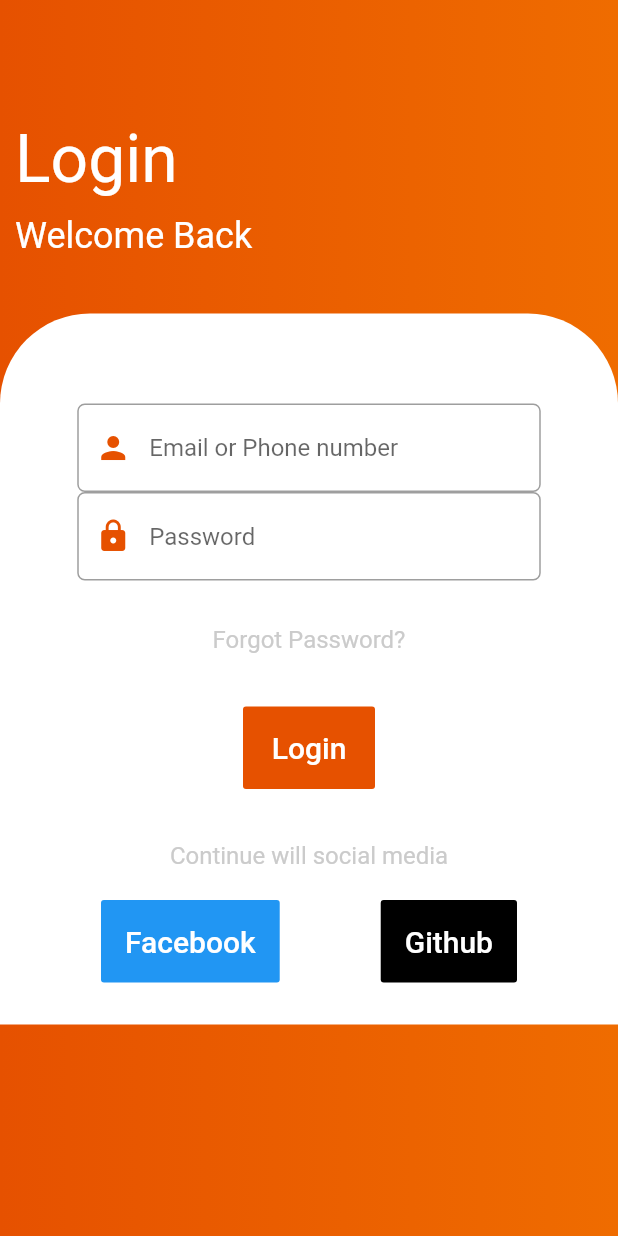
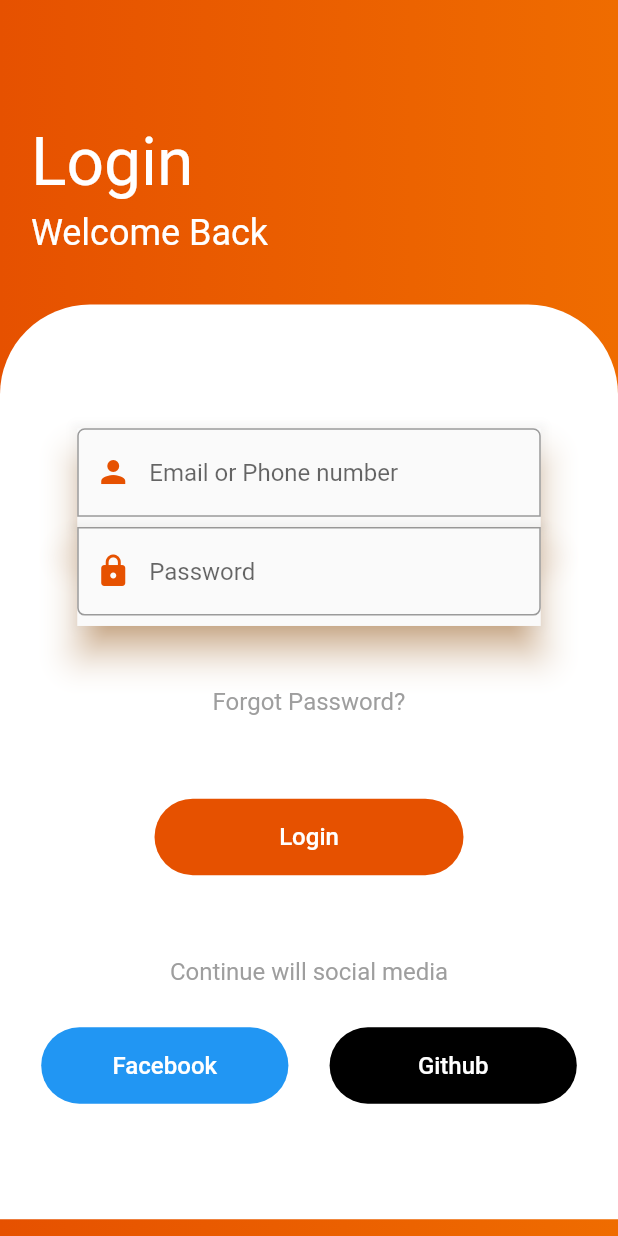
Before and after one commit to devenderbutani21/challenge-1, a Flutter app: the screen it shows after launch, on a phone screen of 412 x 824 dp. Run offline on Flutter 3.47's test engine with Material 2 defaults, Android fonts, the phone set to English and light mode, and no system bars; Roboto replaces fonts that are missing (Arial).

Commit message:
Sizes according to device

```diff
--- a/lib/main.dart
+++ b/lib/main.dart
@@ -10,7 +10,7 @@ class MyApp extends StatelessWidget {
   Widget build(BuildContext context) {
     return MaterialApp(
       debugShowCheckedModeBanner: false,
-      title: 'Flutter Demo',
+      title: 'Login Page',
       theme: ThemeData(
         primarySwatch: Colors.orange,
         visualDensity: VisualDensity.adaptivePlatformDensity,
@@ -30,6 +30,8 @@ class MyHomePage extends StatefulWidget {
 }
 
 class _MyHomePageState extends State<MyHomePage> {
+  bool _obscureText = true;
+
   @override
   Widget build(BuildContext context) {
     Size deviceSize = MediaQuery.of(context).size;
@@ -52,12 +54,12 @@ class _MyHomePageState extends State<MyHomePage> {
             child: Column(
               children: <Widget>[
                 SizedBox(
-                  height: 80,
+                  height: deviceSize.height/10,
                 ),
                 Row(
                   children: [
                     SizedBox(
-                      width: 10,
+                      width: deviceSize.width/20,
                     ),
                     Text(
                       "Login",
@@ -72,8 +74,8 @@ class _MyHomePageState extends State<MyHomePage> {
                 Row(
                   children: [
                     SizedBox(
-                      width: 10,
-                      height: 50,
+                      width: deviceSize.width/20,
+                      height: deviceSize.height/20,
                     ),
                     Text(
                       "Welcome Back",
@@ -86,7 +88,7 @@ class _MyHomePageState extends State<MyHomePage> {
                   ],
                 ),
                 SizedBox(
-                  height: 27,
+                  height: deviceSize.height/30,
                 ),
                 Align(
                   alignment: Alignment.bottomCenter,
@@ -98,14 +100,18 @@ class _MyHomePageState extends State<MyHomePage> {
                         topRight: const Radius.circular(60.0),
                       ),
                     ),
-                    height: 474,
+                    height: deviceSize.height * 0.74,
                     child: Column(
                       children: <Widget>[
                         SizedBox(
-                          height: 60,
+                          height: deviceSize.height/10,
                         ),
                         Container(
                           width: deviceSize.width * 0.75,
+                          height: deviceSize.height * 0.08,
+                          child: Material(
+                            elevation: 10.0,
+                            shadowColor: Color(0xffee8e2e),
                             child: TextFormField(
                               decoration: InputDecoration(
                                 prefixIcon: Icon(
@@ -114,14 +120,26 @@ class _MyHomePageState extends State<MyHomePage> {
                                 ),
                                 hintText: 'Email or Phone number',
                                 border: OutlineInputBorder(
-                                borderRadius: BorderRadius.circular(5),
+                                  borderSide: BorderSide(
+                                    color: Colors.grey,
+                                    width: 0.05,
+                                  ),
+                                  borderRadius: BorderRadius.only(
+                                    topLeft: Radius.circular(5.0),
+                                    topRight: Radius.circular(5.0),
+                                  ),
                                 ),
                               ),
                               keyboardType: TextInputType.emailAddress,
                             ),
                           ),
+                        ),
                         Container(
                           width: deviceSize.width * 0.75,
+                          height: deviceSize.height * 0.08,
+                          child: Material(
+                            elevation: 10.0,
+                            shadowColor: Color(0xffee8e2e),
                             child: TextFormField(
                               decoration: InputDecoration(
                                 prefixIcon: Icon(
@@ -130,71 +148,107 @@ class _MyHomePageState extends State<MyHomePage> {
                                 ),
                                 hintText: 'Password',
                               border: OutlineInputBorder(
-                                borderRadius: BorderRadius.circular(5),
+                                borderSide: BorderSide(
+                                  color: Colors.grey,
+                                  width: 0.05,
+                                ),
+                                borderRadius: BorderRadius.only(
+                                  bottomLeft: Radius.circular(5.0),
+                                  bottomRight: Radius.circular(5.0),
                                 ),
                               ),
-                            obscureText: true,
+                              ),
+                              obscureText: _obscureText,
                             ),
                           ),
-                        SizedBox(height: 30,),
+                        ),
+                        SizedBox(
+                          height: deviceSize.height/20,
+                        ),
                         Text(
                           'Forgot Password?',
                           style: TextStyle(
                             fontSize: 16,
-                            color: Color(0xffcbcbcb),
+//                            color: Color(0xffcbcbcb),
+                          color: Colors.grey,
                           ),
                         ),
-                        SizedBox(height: 35,),
-                        FlatButton(
+                        SizedBox(
+                          height: deviceSize.height/15,
+                        ),
+                        SizedBox(
+                          width: deviceSize.width/2,
+                          child: FlatButton(
                             padding: EdgeInsets.all(16.0),
+                            shape: RoundedRectangleBorder(
+                              borderRadius: BorderRadius.circular(40.0),
+                            ),
                             color: Color(0xffe65100),
                             child: Text(
                               'Login',
                               style: TextStyle(
                                 color: Colors.white,
-                              fontSize: 20,
+                                fontSize: 16,
                                 fontFamily: 'Arial',
                               ),
                             ),
                             onPressed: () {},
                           ),
-                        SizedBox(height: 35,),
+                        ),
+                        SizedBox(
+                          height: deviceSize.height/15,
+                        ),
                         Text(
                           'Continue will social media',
                           style: TextStyle(
                             fontSize: 16,
-                            color: Color(0xffcbcbcb),
+//                            color: Color(0xffcbcbcb),
+                            color: Colors.grey,
                           ),
                         ),
-                        SizedBox(height: 20,),
+                        SizedBox(
+                          height: deviceSize.height/30,
+                        ),
                         Row(
                           mainAxisAlignment: MainAxisAlignment.spaceEvenly,
                           children: <Widget>[
-                            FlatButton(
+                            SizedBox(
+                              width: deviceSize.width * 0.4,
+                              child: FlatButton(
                                 padding: EdgeInsets.all(16.0),
+                                shape: RoundedRectangleBorder(
+                                  borderRadius: BorderRadius.circular(40.0),
+                                ),
                                 color: Color(0xff2196f3),
                                 child: Text(
                                   'Facebook',
                                   style: TextStyle(
                                     color: Colors.white,
-                                  fontSize: 20,
+                                    fontSize: 16,
                                     fontFamily: 'Arial',
                                   ),
                                 ),
                                 onPressed: () {},
                               ),
-                            FlatButton(
+                            ),
+                            SizedBox(
+                              width: deviceSize.width * 0.4,
+                              child: FlatButton(
                                 padding: EdgeInsets.all(16.0),
+                                shape: RoundedRectangleBorder(
+                                  borderRadius: BorderRadius.circular(40.0),
+                                ),
                                 color: Color(0xff000000),
                                 child: Text(
                                   'Github',
                                   style: TextStyle(
                                     color: Colors.white,
-                                  fontSize: 20,
+                                    fontSize: 16,
                                     fontFamily: 'Arial',
                                   ),
                                 ),
                                 onPressed: () {},
+                              ),
                             ),
                           ],
                         )
@@ -206,7 +260,7 @@ class _MyHomePageState extends State<MyHomePage> {
             ),
           ),
         ),
-      ), // This trailing comma makes auto-formatting nicer for build methods.
+      ),
     );
   }
 }
```
Lines whose indentation alone changed are shown as unchanged.
